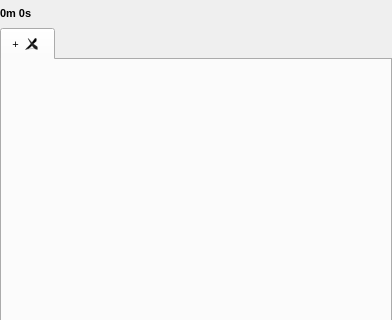
First picture: the form in src/Gui/Playlist/GUI_Playlist.ui, repository Inferno214221/sayonara-player, before the edit; both pictures show x 0 to 392 and y 0 to 320 of the 392 by 459 pixel window.
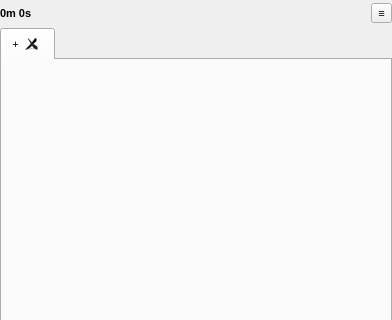
Second picture: the form after the edit. Icons and pictures are not drawn. Custom widgets are drawn as their Qt base class.

Patch:
```diff
--- a/src/Gui/Playlist/GUI_Playlist.ui
+++ b/src/Gui/Playlist/GUI_Playlist.ui
@@ -112,6 +112,16 @@
        </property>
       </widget>
      </item>
+     <item>
+      <widget class="QToolButton" name="btn_tool">
+       <property name="text">
+        <string notr="true">≡</string>
+       </property>
+       <property name="popupMode">
+        <enum>QToolButton::InstantPopup</enum>
+       </property>
+      </widget>
+     </item>
     </layout>
    </item>
    <item row="1" column="0" colspan="2">
```
